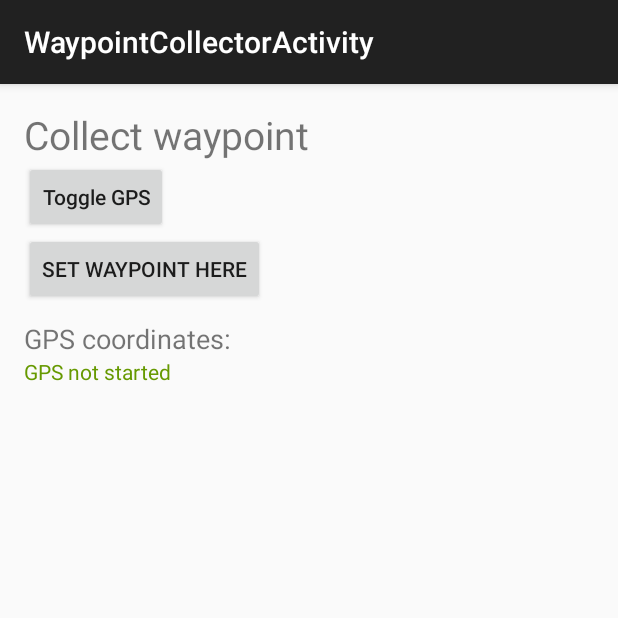
After one commit to YnkDK/PP-Project2, an Android app: the WaypointCollectorActivity screen opened directly, with no data from a screen before it, on a phone screen of 412 x 824 dp, the top half of it. The commit adds this screen. Run offline under Robolectric (Android 15) with nearby library versions, the phone set to English and light mode, and no system bars.

Commit message:
Added simple waypoint collector

```diff
--- a/app/src/main/AndroidManifest.xml
+++ b/app/src/main/AndroidManifest.xml
@@ -35,6 +35,9 @@
             android:name=".DistanceAccelerometerActivity"
             android:label="@string/title_activity_distance_accelerometer" >
         </activity>
+        <activity
+            android:name=".WaypointCollectorActivity"
+            android:label="@string/title_activity_waypoint_collector"></activity>
     </application>
 
 </manifest>
--- a/app/src/main/java/dk/au/pp13/positionfinder/MainActivity.java
+++ b/app/src/main/java/dk/au/pp13/positionfinder/MainActivity.java
@@ -1,7 +1,5 @@
 package dk.au.pp13.positionfinder;
 
-import android.app.ActionBar;
-import android.app.Activity;
 import android.content.Intent;
 import android.os.Bundle;
 import android.support.v7.app.ActionBarActivity;
@@ -36,4 +34,8 @@ public class MainActivity extends ActionBarActivity {
         this.startActivity(myIntent);
     }
 
+    public void waypoint_collect(View view) {
+        Intent myIntent = new Intent(this, WaypointCollectorActivity.class);
+        this.startActivity(myIntent);
+    }
 }
--- /dev/null
+++ b/app/src/main/java/dk/au/pp13/positionfinder/WaypointCollectorActivity.java
@@ -0,0 +1,52 @@
+package dk.au.pp13.positionfinder;
+
+import android.content.Context;
+import android.location.LocationManager;
+import android.os.Bundle;
+import android.support.v7.app.ActionBarActivity;
+import android.view.View;
+import android.widget.TextView;
+
+import dk.au.pp13.positionfinder.filters.ImpenetrableFilter;
+
+/**
+ * Created by mys on 9/30/15.
+ */
+public class WaypointCollectorActivity extends ActionBarActivity {
+    private TextView gpsCoordinates;
+    private LocationManager locationManager;
+    private GPSListener locationListener;
+    private boolean isGPSOn;
+
+    @Override
+    protected void onCreate(Bundle savedInstanceState) {
+        super.onCreate(savedInstanceState);
+        setContentView(R.layout.waypoint_collector);
+
+        gpsCoordinates = (TextView) findViewById(R.id.gpsCoordinates);
+
+        gpsCoordinates.setText("GPS not started");
+        isGPSOn = false;
+
+        locationManager = (LocationManager) getSystemService(Context.LOCATION_SERVICE);
+        locationListener = new GPSListener(gpsCoordinates);
+        locationListener.setFilter(new ImpenetrableFilter());
+    }
+
+    public void collect(View view) {
+        gpsCoordinates.setText("Getting waypoint...");
+        this.locationListener.setFilter(new ImpenetrableFilter());
+    }
+
+    public void toggleGPS(View view) {
+        if (isGPSOn && locationListener != null) {
+            locationManager.removeUpdates(locationListener);
+            gpsCoordinates.setText("GPS not started");
+        } else {
+            gpsCoordinates.setText("Waiting for GPS signal...");
+            locationManager.requestLocationUpdates(LocationManager.GPS_PROVIDER, 0, 0,
+                    locationListener);
+        }
+        isGPSOn = !isGPSOn;
+    }
+}
--- /dev/null
+++ b/app/src/main/java/dk/au/pp13/positionfinder/filters/ImpenetrableFilter.java
@@ -0,0 +1,13 @@
+package dk.au.pp13.positionfinder.filters;
+
+import android.location.Location;
+
+/**
+ * A filter nothing can pass
+ */
+public class ImpenetrableFilter implements Filter {
+    @Override
+    public boolean passesFilter(Location l1, Location l2) {
+        return false;
+    }
+}
--- /dev/null
+++ b/app/src/main/res/layout/waypoint_collector.xml
@@ -0,0 +1,45 @@
+<LinearLayout xmlns:android="http://schemas.android.com/apk/res/android"
+    xmlns:tools="http://schemas.android.com/tools"
+    android:layout_width="match_parent"
+    android:layout_height="match_parent"
+    android:paddingLeft="@dimen/activity_horizontal_margin"
+    android:paddingRight="@dimen/activity_horizontal_margin"
+    android:paddingTop="@dimen/activity_vertical_margin"
+    android:paddingBottom="@dimen/activity_vertical_margin"
+    android:orientation="vertical"
+    tools:context="dk.au.pp13.positionfinder.WaypointCollectorActivity">
+
+    <TextView
+        android:id="@+id/periodic_text"
+        android:text="@string/collect_waypoint"
+        android:layout_width="wrap_content"
+        android:layout_height="wrap_content"
+        android:textSize="26sp" />
+
+    <Button
+        android:layout_width="wrap_content"
+        android:layout_height="wrap_content"
+        android:text="@string/toggle_gps"
+        android:textAllCaps="false"
+        android:onClick="toggleGPS" />
+
+    <Button
+        android:layout_width="wrap_content"
+        android:layout_height="wrap_content"
+        android:text="@string/collect"
+        android:textAllCaps="false"
+        android:onClick="collect" />
+
+    <TextView
+        android:layout_width="wrap_content"
+        android:layout_height="wrap_content"
+        android:text="@string/gps_coordinates"
+        android:textSize="18sp"
+        android:layout_marginTop="10dp" />
+
+    <TextView
+        android:id="@+id/gpsCoordinates"
+        android:layout_width="match_parent"
+        android:layout_height="wrap_content"
+        android:textColor="@android:color/holo_green_dark" />
+</LinearLayout>
--- a/app/src/main/res/values/strings.xml
+++ b/app/src/main/res/values/strings.xml
@@ -7,6 +7,7 @@
     <string name="title_activity_distance_naive">DistanceNaiveActivity</string>
     <string name="title_activity_distance_max_speed">DistanceMaxSpeedActivity</string>
     <string name="title_activity_distance_accelerometer">DistanceAccelerometerActivity</string>
+    <string name="title_activity_waypoint_collector">WaypointCollectorActivity</string>
     <string name="toggle_gps">Toggle GPS</string>
     <string name="distance_threshold">Distance threshold (meters)</string>
     <string name="naive_reporting">Naive reporting</string>
@@ -18,4 +19,7 @@
     <string name="current_initial_max_speed">Current max speed: N/A</string>
     <string name="set_distance">Set distance and start</string>
     <string name="current_initial_distance_threshold">Current distance threshold: N/A</string>
+    <string name="waypoint_collector">Waypoint collector</string>
+    <string name="collect_waypoint">Collect waypoint</string>
+    <string name="collect">SET WAYPOINT HERE</string>
 </resources>
```
Also changed, not shown: app/src/main/res/layout/activity_main.xml (+8 -0 lines).
